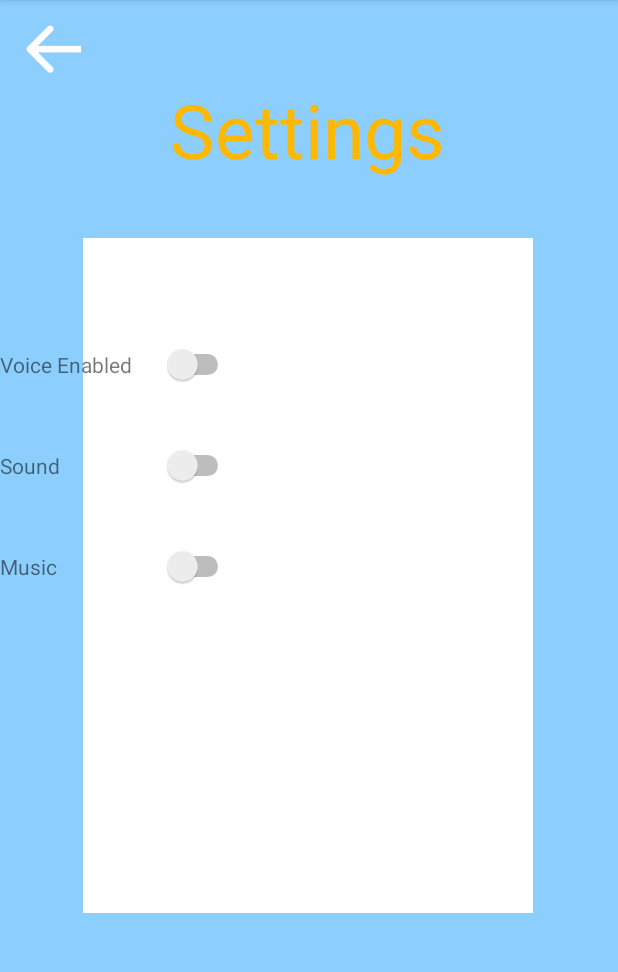
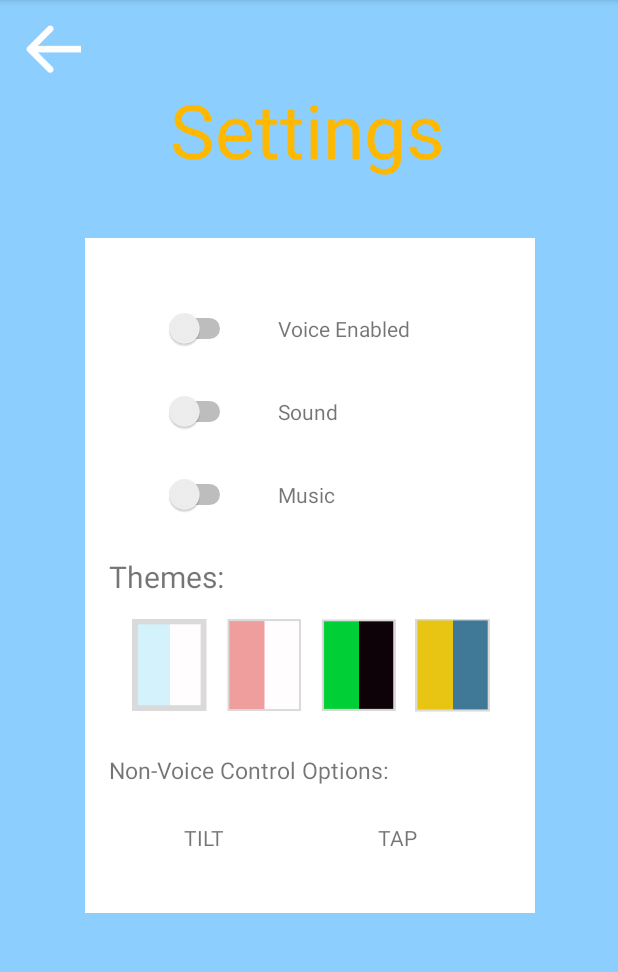
Before and after one commit to jhu-cs-uima-sp20/Team-I, an Android app: the Settings screen opened directly, with no data from a screen before it, on a phone screen of 412 x 824 dp, the part 84-1056 px from its top. Run offline under Robolectric (Android 15) with nearby library versions, the phone set to English and light mode, and no system bars.

Commit message:
Finished settings layout

```diff
--- a/app/src/main/java/com/example/voicebreakah/Settings.java
+++ b/app/src/main/java/com/example/voicebreakah/Settings.java
@@ -2,7 +2,10 @@ package com.example.voicebreakah;
 
 import androidx.appcompat.app.AppCompatActivity;
 
+import android.content.Intent;
 import android.os.Bundle;
+import android.view.View;
+import android.widget.ImageView;
 
 public class Settings extends AppCompatActivity {
 
@@ -10,5 +13,13 @@ public class Settings extends AppCompatActivity {
     protected void onCreate(Bundle savedInstanceState) {
         super.onCreate(savedInstanceState);
         setContentView(R.layout.activity_settings);
+
+        ImageView backArrow = findViewById(R.id.settings_back_arrow);
+        backArrow.setOnClickListener(new View.OnClickListener() {
+            @Override
+            public void onClick(View view) {
+                finish();
+            }
+        });
     }
 }
--- a/app/src/main/res/layout/activity_settings.xml
+++ b/app/src/main/res/layout/activity_settings.xml
@@ -14,7 +14,7 @@
         android:background="@color/colorWhite"
         app:layout_constraintBottom_toBottomOf="parent"
         app:layout_constraintEnd_toEndOf="parent"
-        app:layout_constraintHorizontal_bias="0.495"
+        app:layout_constraintHorizontal_bias="0.504"
         app:layout_constraintStart_toStartOf="parent"
         app:layout_constraintTop_toTopOf="parent"
         app:layout_constraintVertical_bias="0.498"
@@ -56,13 +56,13 @@
         app:layout_constraintHorizontal_bias="0.21"
         app:layout_constraintStart_toStartOf="@+id/imageView"
         app:layout_constraintTop_toTopOf="@+id/imageView"
-        app:layout_constraintVertical_bias="0.167" />
+        app:layout_constraintVertical_bias="0.111" />
 
     <Switch
         android:id="@+id/switch2"
         android:layout_width="wrap_content"
         android:layout_height="wrap_content"
-        android:layout_marginTop="40dp"
+        android:layout_marginTop="28dp"
         app:layout_constraintStart_toStartOf="@+id/switch1"
         app:layout_constraintTop_toBottomOf="@+id/switch1" />
 
@@ -70,7 +70,7 @@
         android:id="@+id/switch3"
         android:layout_width="wrap_content"
         android:layout_height="wrap_content"
-        android:layout_marginTop="40dp"
+        android:layout_marginTop="28dp"
         app:layout_constraintStart_toStartOf="@+id/switch2"
         app:layout_constraintTop_toBottomOf="@+id/switch2" />
 
@@ -78,24 +78,132 @@
         android:id="@+id/tv_voice_enabled"
         android:layout_width="wrap_content"
         android:layout_height="wrap_content"
+        android:layout_marginStart="28dp"
+        android:layout_marginLeft="28dp"
         android:text="@string/voice_enabled"
         app:layout_constraintBaseline_toBaselineOf="@+id/switch1"
-        tools:layout_editor_absoluteX="167dp" />
+        app:layout_constraintStart_toEndOf="@+id/switch1" />
 
     <TextView
         android:id="@+id/tv_sound"
         android:layout_width="wrap_content"
         android:layout_height="wrap_content"
+        android:layout_marginStart="28dp"
+        android:layout_marginLeft="28dp"
         android:text="@string/sound"
         app:layout_constraintBaseline_toBaselineOf="@+id/switch2"
-        tools:layout_editor_absoluteX="167dp" />
+        app:layout_constraintStart_toEndOf="@+id/switch2" />
 
     <TextView
         android:id="@+id/tv_music"
         android:layout_width="wrap_content"
         android:layout_height="wrap_content"
+        android:layout_marginStart="28dp"
+        android:layout_marginLeft="28dp"
         android:text="@string/music"
         app:layout_constraintBaseline_toBaselineOf="@+id/switch3"
-        tools:layout_editor_absoluteX="169dp" />
+        app:layout_constraintStart_toEndOf="@+id/switch3" />
+
+    <TextView
+        android:id="@+id/textView2"
+        android:layout_width="wrap_content"
+        android:layout_height="wrap_content"
+        android:text="@string/themes"
+        android:textSize="20sp"
+        app:layout_constraintBottom_toBottomOf="@+id/imageView"
+        app:layout_constraintEnd_toEndOf="@+id/imageView"
+        app:layout_constraintHorizontal_bias="0.071"
+        app:layout_constraintStart_toStartOf="@+id/imageView"
+        app:layout_constraintTop_toTopOf="@+id/imageView"
+        app:layout_constraintVertical_bias="0.501" />
+
+    <ImageView
+        android:id="@+id/iv_theme1"
+        android:layout_width="50dp"
+        android:layout_height="62dp"
+        app:layout_constraintBottom_toBottomOf="@+id/imageView"
+        app:layout_constraintEnd_toEndOf="@+id/imageView"
+        app:layout_constraintHorizontal_bias="0.124"
+        app:layout_constraintStart_toStartOf="@+id/imageView"
+        app:layout_constraintTop_toBottomOf="@+id/textView2"
+        app:layout_constraintVertical_bias="0.1"
+        app:srcCompat="@drawable/theme1" />
+
+    <ImageView
+        android:id="@+id/iv_theme2"
+        android:layout_width="50dp"
+        android:layout_height="62dp"
+        app:layout_constraintBottom_toBottomOf="@+id/iv_theme1"
+        app:layout_constraintEnd_toStartOf="@+id/iv_theme3"
+        app:layout_constraintStart_toEndOf="@+id/iv_theme1"
+        app:srcCompat="@drawable/theme2" />
+
+    <ImageView
+        android:id="@+id/iv_theme3"
+        android:layout_width="50dp"
+        android:layout_height="62dp"
+        android:layout_marginStart="76dp"
+        android:layout_marginLeft="76dp"
+        app:layout_constraintBottom_toBottomOf="@+id/iv_theme2"
+        app:layout_constraintEnd_toEndOf="@+id/imageView"
+        app:layout_constraintHorizontal_bias="0.0"
+        app:layout_constraintStart_toEndOf="@+id/iv_theme1"
+        app:srcCompat="@drawable/theme3" />
+
+    <ImageView
+        android:id="@+id/iv_theme4"
+        android:layout_width="50dp"
+        android:layout_height="62dp"
+        android:layout_marginStart="8dp"
+        android:layout_marginLeft="8dp"
+        app:layout_constraintBottom_toBottomOf="@+id/iv_theme3"
+        app:layout_constraintEnd_toEndOf="@+id/imageView"
+        app:layout_constraintHorizontal_bias="0.133"
+        app:layout_constraintStart_toEndOf="@+id/iv_theme3"
+        app:srcCompat="@drawable/theme4" />
+
+    <ImageView
+        android:id="@+id/iv_tilt_highlight"
+        android:layout_width="70dp"
+        android:layout_height="30dp"
+        android:background="@color/colorGreyHighlight"
+        app:layout_constraintBottom_toBottomOf="@+id/textView4"
+        app:layout_constraintEnd_toEndOf="@+id/textView4"
+        app:layout_constraintStart_toStartOf="@+id/textView4"
+        app:layout_constraintTop_toTopOf="@+id/textView4"
+        app:srcCompat="@android:drawable/screen_background_light" />
+
+    <TextView
+        android:id="@+id/textView3"
+        android:layout_width="wrap_content"
+        android:layout_height="wrap_content"
+        android:text="@string/options"
+        android:textSize="15sp"
+        app:layout_constraintBottom_toBottomOf="@+id/imageView"
+        app:layout_constraintStart_toStartOf="@+id/textView2"
+        app:layout_constraintTop_toBottomOf="@+id/textView2"
+        app:layout_constraintVertical_bias="0.554" />
+
+    <TextView
+        android:id="@+id/textView4"
+        android:layout_width="wrap_content"
+        android:layout_height="wrap_content"
+        android:text="@string/tilt"
+        app:layout_constraintBottom_toBottomOf="@+id/imageView"
+        app:layout_constraintEnd_toEndOf="@+id/imageView"
+        app:layout_constraintHorizontal_bias="0.242"
+        app:layout_constraintStart_toStartOf="@+id/imageView"
+        app:layout_constraintTop_toBottomOf="@+id/textView3"
+        app:layout_constraintVertical_bias="0.378" />
+
+    <TextView
+        android:id="@+id/textView5"
+        android:layout_width="wrap_content"
+        android:layout_height="wrap_content"
+        android:text="@string/tap"
+        app:layout_constraintBaseline_toBaselineOf="@+id/textView4"
+        app:layout_constraintEnd_toEndOf="@+id/imageView"
+        app:layout_constraintHorizontal_bias="0.568"
+        app:layout_constraintStart_toEndOf="@+id/textView4" />
 
 </androidx.constraintlayout.widget.ConstraintLayout>
--- a/app/src/main/res/values/colors.xml
+++ b/app/src/main/res/values/colors.xml
@@ -6,5 +6,6 @@
     <color name="colorBlue">#8CCFFF</color>
     <color name="colorYellow">#FFB800</color>
     <color name="colorWhite">#FFFDFD</color>
+    <color name="colorGreyHighlight">#DADADA</color>
 
 </resources>
--- a/app/src/main/res/values/strings.xml
+++ b/app/src/main/res/values/strings.xml
@@ -4,4 +4,8 @@
     <string name="voice_enabled">Voice Enabled</string>
     <string name="sound">Sound</string>
     <string name="music">Music</string>
+    <string name="themes">Themes:</string>
+    <string name="options">Non-Voice Control Options:</string>
+    <string name="tilt">TILT</string>
+    <string name="tap">TAP</string>
 </resources>
```
Also changed, not shown: app/src/main/res/drawable-v24/theme1.PNG (added), app/src/main/res/drawable-v24/theme2.PNG (added), app/src/main/res/drawable-v24/theme3.PNG (added), app/src/main/res/drawable-v24/theme4.PNG (added).
